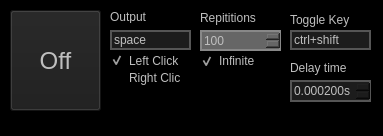
Old version of the form gui.ui in the repository KermitPurple/clicker.
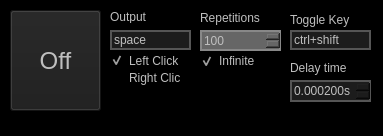
New version of the form.

Commit message: Fix spelling error and remove log lines

What changed in the file:
```diff
--- a/gui.ui
+++ b/gui.ui
@@ -243,7 +243,7 @@
      </rect>
     </property>
     <property name="text">
-     <string>Repititions</string>
+     <string>Repetitions</string>
     </property>
    </widget>
    <widget class="QCheckBox" name="InfiniteRepetitionsBox">
```
The commit also changes 2 other files.
